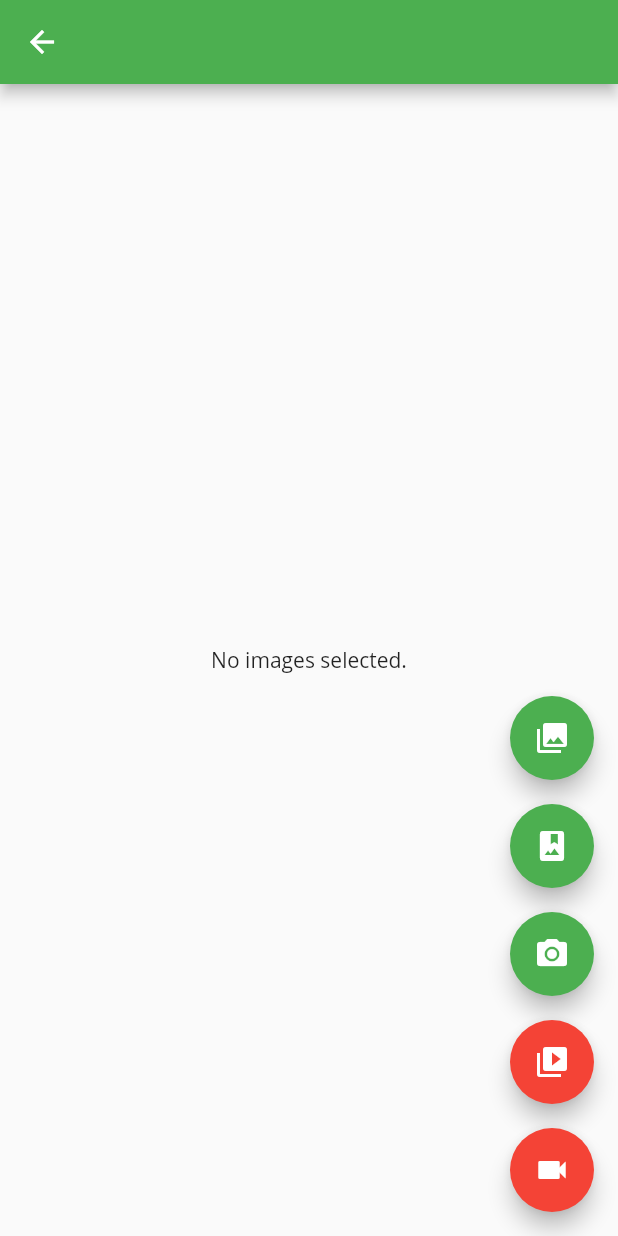
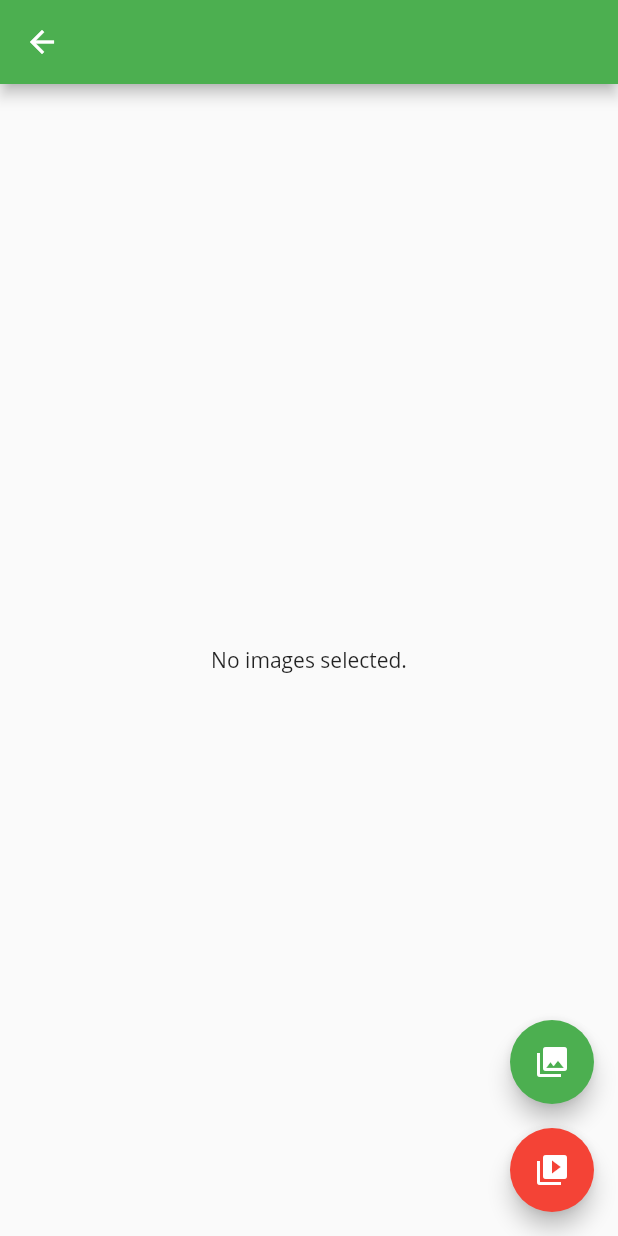
Before and after one commit to techieasif/Demonstration, a Flutter app: the SelectMultipleImages screen opened directly, on a phone screen of 412 x 824 dp. Run offline on Flutter 3.47's test engine with Material 2 defaults, Android fonts, the phone set to English and light mode, and no system bars; our stand-ins replace bloc, equatable, firebase_auth, flutter_bloc, google_sign_in, video_player; missing offline and left inert: flutter_facebook_login, multi_media_picker; accounts and stored records are empty.

Commit message:
Slide show working now

```diff
--- a/lib/src/UI/CreateShow/selectMultipleImages.dart
+++ b/lib/src/UI/CreateShow/selectMultipleImages.dart
@@ -87,6 +87,9 @@ import 'dart:io';
 import 'package:flutter/material.dart';
 import 'package:multi_media_picker/multi_media_picker.dart';
 import 'package:video_player/video_player.dart';
+
+import 'imageSliderWidget.dart';
+
 class SelectMultipleImages extends StatefulWidget {
   @override
   _SelectMultipleImagesState createState() => _SelectMultipleImagesState();
@@ -100,8 +103,9 @@ class _SelectMultipleImagesState extends State<SelectMultipleImages> {
 
   _onImageButtonPressed(ImageSource source, {bool singleImage = false}) async {
     var imgs;
-    if(!isVideo){
-      imgs = await MultiMediaPicker.pickImages(source: source, singleImage: singleImage);
+    if (!isVideo) {
+      imgs = await MultiMediaPicker.pickImages(
+          source: source, singleImage: singleImage);
     }
     setState(() {
       if (_controller != null) {
@@ -172,19 +176,21 @@ class _SelectMultipleImagesState extends State<SelectMultipleImages> {
   }
 
   Widget _previewImages() {
-    if(_imgs == null){
+    if (_imgs == null) {
       return Text('No images selected.');
     } else {
-      return GridView.count(
-          crossAxisCount: 2,
-          childAspectRatio: 1.0,
-          padding: EdgeInsets.all(4.0),
-          mainAxisSpacing: 4.0,
-          crossAxisSpacing: 4.0,
-          children: _imgs.map((File img) {
-            return GridTile(
-                child: Image.file(img, fit: BoxFit.contain));
-          }).toList());
+      return SliderWidget(imageList: _imgs, imageBorderRadius: BorderRadius.circular(8.0),);
+//        GridView.count(
+//          crossAxisCount: 2,
+//          childAspectRatio: 1.0,
+//          padding: EdgeInsets.all(4.0),
+//          mainAxisSpacing: 4.0,
+//          crossAxisSpacing: 4.0,
+//          children: _imgs.map((File img) {
+//            return GridTile(child: Image.file(img, fit: BoxFit.contain),
+//            );
+//          }).toList(),
+//      );
     }
   }
 
@@ -193,7 +199,7 @@ class _SelectMultipleImagesState extends State<SelectMultipleImages> {
     return Scaffold(
       appBar: AppBar(
 //        title: Text(widget.title),
-      ),
+          ),
       body: Center(
         child: isVideo ? _previewVideo(_controller) : _previewImages(),
       ),
@@ -203,35 +209,11 @@ class _SelectMultipleImagesState extends State<SelectMultipleImages> {
           FloatingActionButton(
             onPressed: () {
               isVideo = false;
-              _onImageButtonPressed(ImageSource.gallery, singleImage: true);
+              _onImageButtonPressed(ImageSource.gallery, singleImage: false);
             },
-            heroTag: 'image0',
-            tooltip: 'Pick Image from gallery',
+            heroTag: 'fab1',
+            tooltip: 'Pick Images from gallery',
             child: Icon(Icons.photo_library),
-          ),
-          Padding(
-            padding: EdgeInsets.only(top: 16.0),
-            child: FloatingActionButton(
-              onPressed: () {
-                isVideo = false;
-                _onImageButtonPressed(ImageSource.gallery);
-              },
-              heroTag: 'image1',
-              tooltip: 'Pick Images from gallery',
-              child: Icon(Icons.photo_album),
-            ),
-          ),
-          Padding(
-            padding: EdgeInsets.only(top: 16.0),
-            child: FloatingActionButton(
-              onPressed: () {
-                isVideo = false;
-                _onImageButtonPressed(ImageSource.camera);
-              },
-              heroTag: 'image2',
-              tooltip: 'Take a Photo',
-              child: const Icon(Icons.camera_alt),
-            ),
           ),
           Padding(
             padding: EdgeInsets.only(top: 16.0),
@@ -241,22 +223,9 @@ class _SelectMultipleImagesState extends State<SelectMultipleImages> {
                 isVideo = true;
                 _onImageButtonPressed(ImageSource.gallery);
               },
-              heroTag: 'video0',
+              heroTag: 'fab2',
               tooltip: 'Pick Video from gallery',
               child: Icon(Icons.video_library),
-            ),
-          ),
-          Padding(
-            padding: const EdgeInsets.only(top: 16.0),
-            child: FloatingActionButton(
-              backgroundColor: Colors.red,
-              onPressed: () {
-                isVideo = true;
-                _onImageButtonPressed(ImageSource.camera);
-              },
-              heroTag: 'video1',
-              tooltip: 'Take a Video',
-              child: Icon(Icons.videocam),
             ),
           ),
         ],
@@ -264,6 +233,7 @@ class _SelectMultipleImagesState extends State<SelectMultipleImages> {
     );
   }
 }
+
 class AspectRatioVideo extends StatefulWidget {
   final VideoPlayerController controller;
 
```
Also changed, not shown: lib/src/UI/CreateShow/imageSliderWidget.dart (added, +88 -0 lines).
